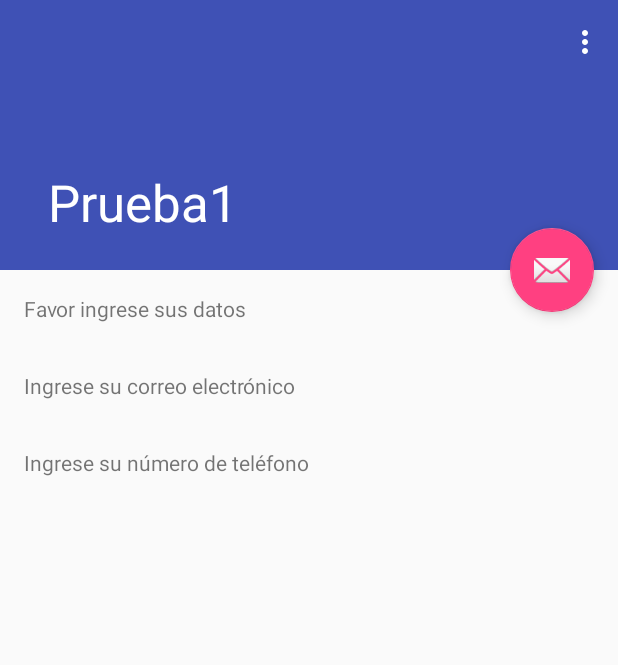
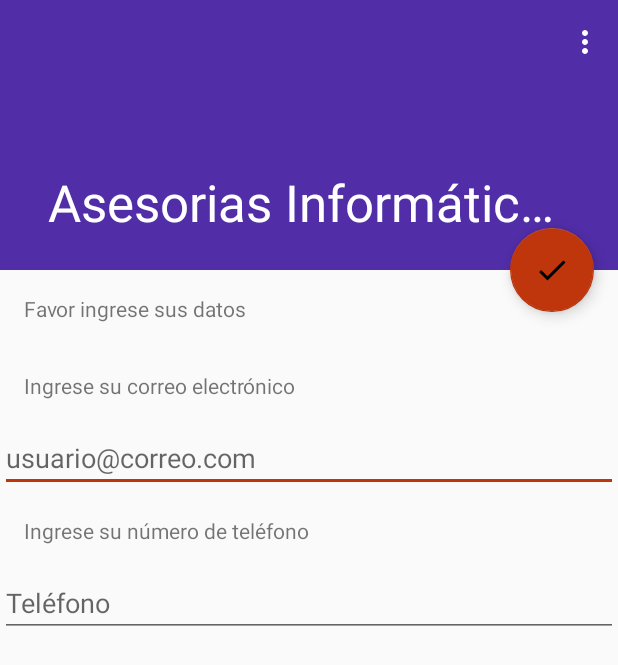
Before and after one commit to Riemsianne/PruebaDLatam, an Android app: the screen it shows after launch (MainActivity), on a phone screen of 412 x 824 dp. Shown: the top 665 px of the screen. Run offline under Robolectric (Android 15) with nearby library versions, the phone set to English and light mode, and no system bars.

Commit message:
five commit

```diff
--- a/app/build.gradle
+++ b/app/build.gradle
@@ -27,5 +27,6 @@ dependencies {
     compile 'com.android.support:appcompat-v7:25.3.1'
     compile 'com.android.support:design:25.3.1'
     compile 'com.android.support.constraint:constraint-layout:1.0.2'
+    compile 'com.android.support:support-v4:25.3.1'
     testCompile 'junit:junit:4.12'
 }
--- a/app/src/main/res/layout/activity_main.xml
+++ b/app/src/main/res/layout/activity_main.xml
@@ -41,6 +41,6 @@
         android:layout_margin="@dimen/fab_margin"
         app:layout_anchor="@id/app_bar"
         app:layout_anchorGravity="bottom|end"
-        app:srcCompat="@android:drawable/ic_dialog_email" />
+        app:srcCompat="@mipmap/ic_done_black_24dp" />
 
 </android.support.design.widget.CoordinatorLayout>
--- a/app/src/main/res/layout/content_main.xml
+++ b/app/src/main/res/layout/content_main.xml
@@ -11,23 +11,54 @@
         android:layout_width="match_parent"
         android:layout_height="wrap_content"
         android:orientation="vertical">
+<RelativeLayout
+    android:layout_width="match_parent"
+    android:layout_height="wrap_content">
+    <TextView
+        android:layout_width="wrap_content"
+        android:layout_height="wrap_content"
+        android:layout_margin="@dimen/text_margin"
+        android:text="Favor ingrese sus datos"
+        android:id="@+id/dts"/>
+    <TextView
+        android:layout_width="wrap_content"
+        android:layout_height="wrap_content"
+        android:layout_margin="@dimen/text_margin"
+        android:layout_below="@id/dts"
+        android:text="Ingrese su correo electrónico"
+        android:id="@+id/inputbtn"/>
+
+
+        <EditText
+            android:id="@+id/campo_texto"
+            android:layout_width="match_parent"
+            android:layout_height="wrap_content"
+            android:layout_below="@id/inputbtn"
+            android:layout_centerHorizontal="true"
+            android:layout_centerVertical="true"
+            android:hint="usuario@correo.com" />
+
+
 
     <TextView
         android:layout_width="wrap_content"
         android:layout_height="wrap_content"
         android:layout_margin="@dimen/text_margin"
-        android:text="Favor ingrese sus datos" />
-    <TextView
-        android:layout_width="wrap_content"
-        android:layout_height="wrap_content"
-        android:layout_margin="@dimen/text_margin"
-        android:text="Ingrese su correo electrónico" />
-    <TextView
-        android:layout_width="wrap_content"
-        android:layout_height="wrap_content"
-        android:layout_margin="@dimen/text_margin"
-        android:text="Ingrese su número de teléfono" />
+        android:layout_below="@id/campo_texto"
+        android:text="Ingrese su número de teléfono"
+        android:id="@+id/tlf"/>
 
+        <EditText
+            android:id="@+id/campo_telefono"
+            android:layout_width="match_parent"
+            android:inputType="phone"
+            android:layout_height="wrap_content"
+            android:layout_below="@id/tlf"
+            android:layout_centerHorizontal="true"
+            android:layout_centerVertical="true"
+            android:hint="Teléfono" />
+
+</RelativeLayout>
     </LinearLayout>
 
 </android.support.v4.widget.NestedScrollView>
--- a/app/src/main/res/values/colors.xml
+++ b/app/src/main/res/values/colors.xml
@@ -1,6 +1,7 @@
 <?xml version="1.0" encoding="utf-8"?>
 <resources>
-    <color name="colorPrimary">#3F51B5</color>
-    <color name="colorPrimaryDark">#303F9F</color>
-    <color name="colorAccent">#FF4081</color>
+    <color name="colorPrimary">#512da8</color>
+    <color name="colorPrimaryDark">#212121</color>
+    <color name="colorAccent">#bf360c</color>
+
 </resources>
--- a/app/src/main/res/values/strings.xml
+++ b/app/src/main/res/values/strings.xml
@@ -1,5 +1,5 @@
 <resources>
-    <string name="app_name">Prueba1</string>
+    <string name="app_name">Asesorias Informáticas</string>
     <string name="large_text">
         "Material is the metaphor.\n\n"
 
@@ -90,4 +90,7 @@
         "when a user tries to pick up one of cards.\n\n"
     </string>
     <string name="action_settings">Settings</string>
+
+    <!-- TODO: Remove or change this placeholder text -->
+    <string name="hello_blank_fragment">Hello blank fragment</string>
 </resources>
```
Also changed, not shown: app/src/main/java/cl/riemsianne/prueba1/EmailFragment.java (added, +44 -0 lines), app/src/main/res/layout/activity_second.xml (+8 -2 lines), app/src/main/res/layout/fragment_email.xml (added, +18 -0 lines), app/src/main/res/mipmap-hdpi/ic_done_black_24dp.png (added), app/src/main/res/mipmap-mdpi/ic_done_black_24dp.png (added), app/src/main/res/mipmap-xhdpi/ic_done_black_24dp.png (added), app/src/main/res/mipmap-xxhdpi/ic_done_black_24dp.png (added), app/src/main/res/mipmap-xxxhdpi/ic_done_black_24dp.png (added).
